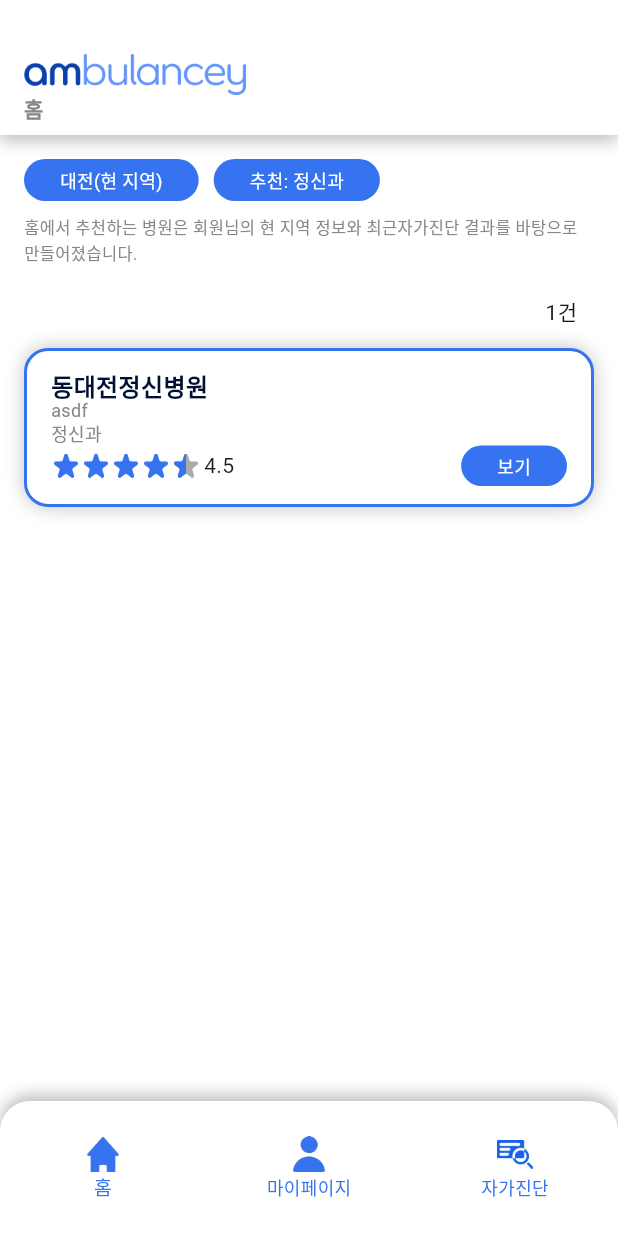
After one commit to kimsee8200/Ambulancey-application, a Flutter app: the WidgetTest screen opened by its route, after a tap on "run", on a phone screen of 412 x 824 dp. The commit adds this screen. Run offline on Flutter 3.47's test engine with Material 3 defaults, Android fonts, the phone set to English and light mode, and no system bars; Roboto replaces fonts that are missing (Pretendard).

Commit message:
chore: create HospitalItem

```diff
--- /dev/null
+++ b/lib/views/home/root.dart
@@ -0,0 +1,60 @@
+import 'package:ambulancey/views/hospital/hospital_list.dart';
+import 'package:flutter/material.dart';
+import 'package:ambulancey/views/common/bottom_navigation.dart';
+import 'package:ambulancey/views/common/header.dart';
+import 'package:ambulancey/models/hospital_model.dart';
+
+class Root extends StatefulWidget {
+  const Root({super.key});
+
+  @override
+  State<Root> createState() => _RootState();
+}
+
+class _RootState extends State<Root> {
+  int _current = 0;
+  final List<Widget> _pages = [
+    HospitalList(
+      data: const [
+        HospitalModel(
+          id: 1,
+          name: '동대전정신병원',
+          type: '정신과',
+          description: 'desc',
+          openTime: '12',
+          isOpen: false,
+          address: 'asdf',
+          star: 4.5
+        )
+      ],
+      onTap: (_){}
+    ),
+    const Text("2"),
+    const Text("3")
+  ];
+  final List<String> _titles = [
+    '홈',
+    '마이페이지',
+    '자가진단'
+  ];
+
+  @override
+  Widget build(BuildContext context) {
+    return Scaffold(
+      appBar: Header(title: _titles[_current]),
+      body: Padding(
+        padding: const EdgeInsets.all(16),
+        child: IndexedStack(
+          index: _current,
+          children: _pages
+        )
+      ),
+      bottomNavigationBar: BottomNavigation(
+        selectedIndex: _current,
+        onItemTapped: (i)=>setState(() {
+          _current = i;
+        })
+      )
+    );
+  }
+}
--- /dev/null
+++ b/lib/views/hospital/hospital_item.dart
@@ -0,0 +1,65 @@
+import 'package:flutter/material.dart';
+import 'package:ambulancey/views/common/chip.dart';
+import 'package:ambulancey/views/common/color.dart';
+import 'package:ambulancey/views/common/star.dart';
+import 'package:ambulancey/models/hospital_model.dart';
+
+class HospitalItem extends StatelessWidget {
+  final HospitalModel data;
+  final void Function(int) onTap;
+  const HospitalItem({super.key, required this.data, required this.onTap});
+
+  @override
+  Widget build(BuildContext context) {
+    return Container(
+      decoration: ShapeDecoration(
+        color: white,
+        shape: RoundedRectangleBorder(
+          side: const BorderSide(width: 2, color: blue400),
+          borderRadius: BorderRadius.circular(16)
+        ),
+        shadows: const [
+          BoxShadow(
+            color: Color(0x3F000000),
+            blurRadius: 10,
+            offset: Offset(0, 0),
+            spreadRadius: 0
+          )
+        ]
+      ),
+      child: Padding(
+        padding: const EdgeInsets.symmetric(vertical: 12, horizontal: 16),
+        child: Column(
+          crossAxisAlignment: CrossAxisAlignment.start,
+          children: [
+            Text(
+              data.name,
+              style: const TextStyle(color: blue900, fontSize: 16, fontWeight: FontWeight.bold, height: 1.4)
+            ),
+            Text(
+              data.address,
+              style: const TextStyle(color: gray500, fontSize: 12, height: 1)
+            ),
+            Text(
+              data.type,
+              style: const TextStyle(color: gray500, fontSize: 12)
+            ),
+            Row(
+              crossAxisAlignment: CrossAxisAlignment.center,
+              children: [
+                Star(star: data.star),
+                const SizedBox(width: 2),
+                Text('${data.star}'),
+                const Spacer(),
+                InkWell(
+                  onTap: ()=>onTap(data.id),
+                  child: const FilledChip(label: '보기')
+                )
+              ]
+            )
+          ]
+        )
+      )
+    );
+  }
+}
--- /dev/null
+++ b/lib/views/hospital/hospital_list.dart
@@ -0,0 +1,53 @@
+import 'package:flutter/material.dart';
+import 'package:ambulancey/models/hospital_model.dart';
+import 'package:ambulancey/views/common/color.dart';
+import 'package:ambulancey/views/common/chip.dart';
+import 'package:ambulancey/views/hospital/hospital_item.dart';
+
+class HospitalList extends StatelessWidget {
+  final List<HospitalModel> data;
+  final void Function(int) onTap;
+  const HospitalList({super.key, required this.data, required this.onTap});
+
+  @override
+  Widget build(BuildContext context) {
+    return Column(
+      children: [
+        const Row(
+          children: [
+            FilledChip(label: '대전(현 지역)'),
+            SizedBox(width: 10),
+            FilledChip(label: '추천: 정신과')
+          ]
+        ),
+        const SizedBox(height: 10),
+        const Text(
+          '홈에서 추천하는 병원은 회원님의 현 지역 정보와 최근자가진단 결과를 바탕으로 만들어졌습니다.',
+          style: TextStyle(
+            color: gray500,
+            fontSize: 11
+          )
+        ),
+        const SizedBox(height: 19),
+        Align(
+          alignment: Alignment.topRight,
+          child: Text(
+            '${data.length}건   ',
+            style: const TextStyle(
+              color: gray900,
+              fontSize: 14
+            )
+          )
+        ),
+        const SizedBox(height: 14),
+        ...List.generate(
+          data.length,
+          (int i)=>HospitalItem(
+            data: data[i],
+            onTap: (int id)=>onTap(id)
+          )
+        )
+      ]
+    );
+  }
+}
--- a/lib/views/widget_test.dart
+++ b/lib/views/widget_test.dart
@@ -1,15 +1,25 @@
 import 'package:flutter/material.dart';
+import 'package:ambulancey/views/home/root.dart';
 
-class WidgetTest extends StatefulWidget {
+class WidgetTest extends StatelessWidget {
   const WidgetTest({super.key});
 
   @override
-  State<WidgetTest> createState() => _WidgetTestState();
-}
-
-class _WidgetTestState extends State<WidgetTest> {
-  @override
   Widget build(BuildContext context) {
-    return const Placeholder();
+    return Scaffold(
+      body: SafeArea(child: Column(
+        children: [
+          ElevatedButton(
+            onPressed: ()=>Navigator.push(
+              context,
+              MaterialPageRoute(
+                builder: (context) => const Root()
+              )
+            ),
+            child: const Text('run')
+          )
+        ]
+      )
+    ));
   }
 }
```
Also changed, not shown: assets/star.png (added).
